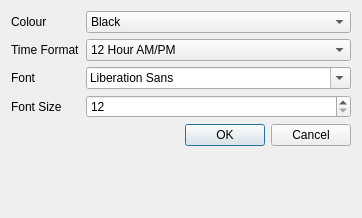
Qt form prefrences.ui (Waqar144/SimpleClockWidget) before a commit.
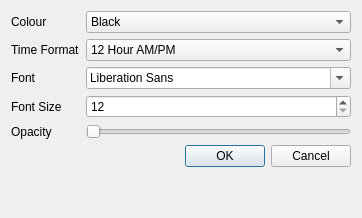
The same form after that commit.

Commit message: Option to change transparency of text

```diff
--- a/prefrences.ui
+++ b/prefrences.ui
@@ -55,7 +55,7 @@
      </item>
      <item>
       <property name="text">
-       <string>Pink</string>
+       <string>White</string>
       </property>
      </item>
     </widget>
@@ -81,19 +81,6 @@
      </item>
     </widget>
    </item>
-   <item row="6" column="1">
-    <widget class="QDialogButtonBox" name="buttonBox">
-     <property name="orientation">
-      <enum>Qt::Horizontal</enum>
-     </property>
-     <property name="standardButtons">
-      <set>QDialogButtonBox::Cancel|QDialogButtonBox::Ok</set>
-     </property>
-    </widget>
-   </item>
-   <item row="3" column="1">
-    <widget class="QFontComboBox" name="fontComboBox"/>
-   </item>
    <item row="3" column="0">
     <widget class="QLabel" name="fontLabel">
      <property name="text">
@@ -101,6 +88,9 @@
      </property>
     </widget>
    </item>
+   <item row="3" column="1">
+    <widget class="QFontComboBox" name="fontComboBox"/>
+   </item>
    <item row="5" column="0">
     <widget class="QLabel" name="fontSizeLabel">
      <property name="text">
@@ -115,6 +105,30 @@
      </property>
     </widget>
    </item>
+   <item row="6" column="0">
+    <widget class="QLabel" name="opacityLabel">
+     <property name="text">
+      <string>Opacity</string>
+     </property>
+    </widget>
+   </item>
+   <item row="6" column="1">
+    <widget class="QSlider" name="opacitySlider">
+     <property name="orientation">
+      <enum>Qt::Horizontal</enum>
+     </property>
+    </widget>
+   </item>
+   <item row="7" column="1">
+    <widget class="QDialogButtonBox" name="buttonBox">
+     <property name="orientation">
+      <enum>Qt::Horizontal</enum>
+     </property>
+     <property name="standardButtons">
+      <set>QDialogButtonBox::Cancel|QDialogButtonBox::Ok</set>
+     </property>
+    </widget>
+   </item>
   </layout>
  </widget>
  <resources/>
```
